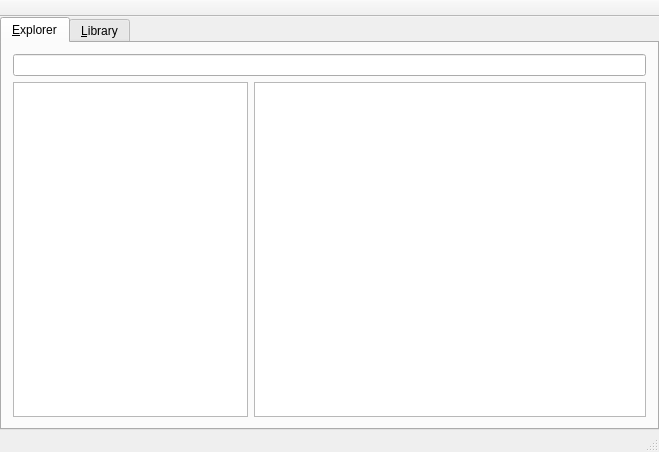
Above: mainwindow.ui from theme/MangaLib before the change. Below: the same form after it.
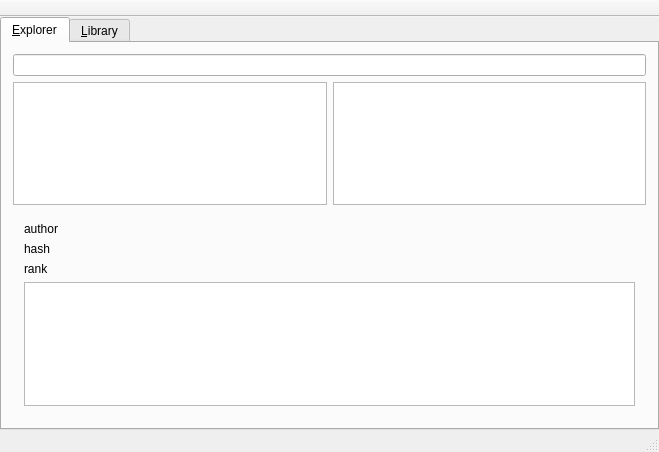
That is the form after the change. Icons and pictures are not drawn.

Commit message: show file md5.

```diff
--- a/mainwindow.ui
+++ b/mainwindow.ui
@@ -18,7 +18,7 @@
     <normaloff>:/icons/icon.svg</normaloff>:/icons/icon.svg</iconset>
   </property>
   <widget class="QWidget" name="centralWidget">
-   <layout class="QGridLayout" name="gridLayout">
+   <layout class="QVBoxLayout" name="verticalLayout">
     <property name="leftMargin">
      <number>0</number>
     </property>
@@ -31,7 +31,7 @@
     <property name="bottomMargin">
      <number>0</number>
     </property>
-    <item row="0" column="0">
+    <item>
      <widget class="QTabWidget" name="topTabWidget">
       <property name="currentIndex">
        <number>0</number>
@@ -40,27 +40,49 @@
        <attribute name="title">
         <string>&amp;Explorer</string>
        </attribute>
-       <layout class="QGridLayout" name="gridLayout_2">
-        <item row="0" column="0">
-         <layout class="QVBoxLayout" name="verticalLayout_3">
+       <layout class="QVBoxLayout" name="verticalLayout_2">
           <item>
            <widget class="QLineEdit" name="pathEdit"/>
           </item>
           <item>
-           <layout class="QHBoxLayout" name="horizontalLayout" stretch="3,5">
+         <layout class="QHBoxLayout" name="horizontalLayout">
             <item>
              <widget class="QTreeView" name="dirView"/>
             </item>
             <item>
-             <layout class="QVBoxLayout" name="verticalLayout_2">
-              <item>
                <widget class="QTableView" name="filesView"/>
               </item>
              </layout>
             </item>
-           </layout>
-          </item>
-         </layout>
+        <item>
+         <widget class="QWidget" name="fileInfoWidget" native="true">
+          <layout class="QGridLayout" name="gridLayout">
+           <item row="5" column="0">
+            <widget class="QGraphicsView" name="fpreview"/>
+           </item>
+           <item row="2" column="0">
+            <widget class="QLabel" name="fauthor">
+             <property name="text">
+              <string>author</string>
+             </property>
+            </widget>
+           </item>
+           <item row="3" column="0">
+            <widget class="QLabel" name="fhash">
+             <property name="text">
+              <string>hash</string>
+             </property>
+            </widget>
+           </item>
+           <item row="4" column="0">
+            <widget class="QLabel" name="frank">
+             <property name="text">
+              <string>rank</string>
+             </property>
+            </widget>
+           </item>
+          </layout>
+         </widget>
         </item>
        </layout>
       </widget>
```
Lines whose indentation alone changed are shown as unchanged. The commit also changes 2 other files.
